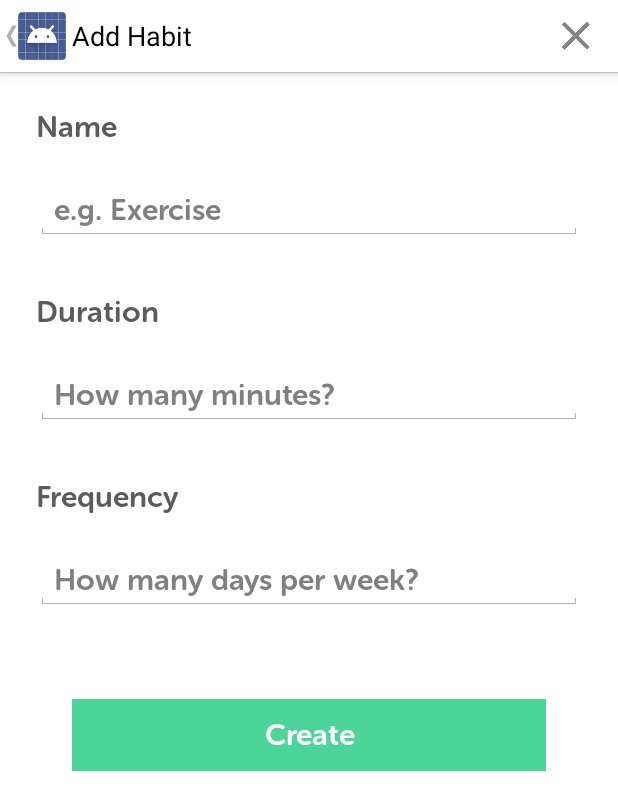
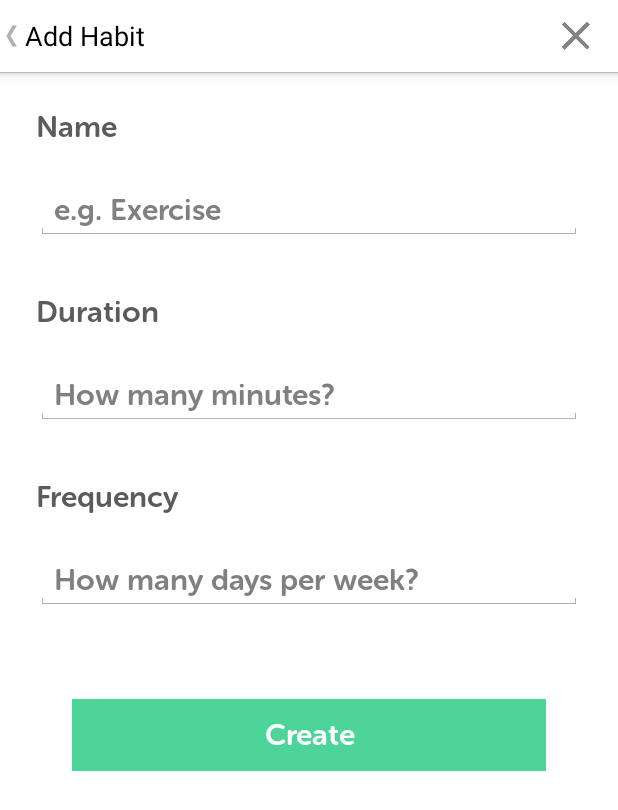
Before and after one commit to javonharper/familiar, an Android app: the HabitNewActivity screen opened directly, with no data from a screen before it, on a phone screen of 412 x 824 dp. Shown: the top 810 px of the screen. Run offline under Robolectric (Android 15) with nearby library versions, the phone set to English and light mode, and no system bars.

Commit message:
Remove app icons from action bars

```diff
--- a/app/src/main/java/com/javonharper/familiar/HabitEditActivity.java
+++ b/app/src/main/java/com/javonharper/familiar/HabitEditActivity.java
@@ -3,6 +3,7 @@ package com.javonharper.familiar;
 import android.app.Activity;
 import android.content.Intent;
 import android.graphics.Typeface;
+import android.graphics.drawable.ColorDrawable;
 import android.os.Bundle;
 import android.view.Menu;
 import android.view.MenuItem;
@@ -39,6 +40,7 @@ public class HabitEditActivity extends Activity {
 
         setTitle("Edit " + habit.getName());
         getActionBar().setDisplayHomeAsUpEnabled(true);
+        getActionBar().setIcon(new ColorDrawable(getResources().getColor(android.R.color.transparent)));
         initializeView();
 
         nameEdit.setText(habit.getName());
--- a/app/src/main/java/com/javonharper/familiar/HabitIndexActivity.java
+++ b/app/src/main/java/com/javonharper/familiar/HabitIndexActivity.java
@@ -6,6 +6,7 @@ import android.content.Context;
 import android.content.DialogInterface;
 import android.content.Intent;
 import android.graphics.Typeface;
+import android.graphics.drawable.ColorDrawable;
 import android.os.Bundle;
 import android.view.ContextMenu;
 import android.view.Gravity;
@@ -40,6 +41,7 @@ public class HabitIndexActivity extends Activity {
         super.onCreate(savedInstanceState);
         setContentView(R.layout.activity_habit_index);
         controller = new HabitController(this);
+        getActionBar().setIcon(new ColorDrawable(getResources().getColor(android.R.color.transparent)));
         initializeFABButton();
     }
 
--- a/app/src/main/java/com/javonharper/familiar/HabitNewActivity.java
+++ b/app/src/main/java/com/javonharper/familiar/HabitNewActivity.java
@@ -3,6 +3,7 @@ package com.javonharper.familiar;
 import android.app.Activity;
 import android.content.Intent;
 import android.graphics.Typeface;
+import android.graphics.drawable.ColorDrawable;
 import android.os.Bundle;
 import android.view.Menu;
 import android.view.MenuItem;
@@ -32,6 +33,8 @@ public class HabitNewActivity extends Activity {
 
         setTitle(R.string.add_habit);
         getActionBar().setDisplayHomeAsUpEnabled(true);
+        getActionBar().setIcon(new ColorDrawable(getResources().getColor(android.R.color.transparent)));
+
         initializeView();
 
         controller = new HabitController(this);
--- a/app/src/main/java/com/javonharper/familiar/HabitShowActivity.java
+++ b/app/src/main/java/com/javonharper/familiar/HabitShowActivity.java
@@ -5,6 +5,7 @@ import android.app.AlertDialog;
 import android.content.DialogInterface;
 import android.content.Intent;
 import android.graphics.Typeface;
+import android.graphics.drawable.ColorDrawable;
 import android.os.Bundle;
 import android.view.Menu;
 import android.view.MenuItem;
@@ -41,6 +42,8 @@ public class HabitShowActivity extends Activity {
 
         setTitle(habit.getName());
         getActionBar().setDisplayHomeAsUpEnabled(true);
+        getActionBar().setIcon(new ColorDrawable(getResources().getColor(android.R.color.transparent)));
+
         initializeView();
 
         nameLabel.setText(habit.getName());
--- a/app/src/main/java/com/javonharper/familiar/HabitTimerActivity.java
+++ b/app/src/main/java/com/javonharper/familiar/HabitTimerActivity.java
@@ -8,6 +8,7 @@ import android.app.TaskStackBuilder;
 import android.content.Context;
 import android.content.Intent;
 import android.graphics.Typeface;
+import android.graphics.drawable.ColorDrawable;
 import android.media.MediaPlayer;
 import android.os.Bundle;
 import android.os.Handler;
@@ -60,6 +61,8 @@ public class HabitTimerActivity extends Activity {
         secondsRemaining = getIntent().getIntExtra(HabitTimerActivity.SECONDS_REMAINING, habit.getDuration() * 60);
 
         getActionBar().hide();
+        getActionBar().setIcon(new ColorDrawable(getResources().getColor(android.R.color.transparent)));
+
         initializeView();
         vibes = (Vibrator) getSystemService(Context.VIBRATOR_SERVICE);
         notificationManager = (NotificationManager) getSystemService(Context.NOTIFICATION_SERVICE);
```
